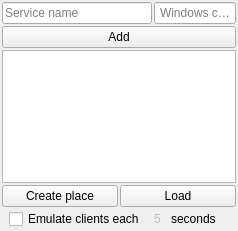
Above: Python/VirtualQueue/gui/Constructor.ui from Kamikoto-sama/Kamis-Code before the change. Below: the same form after it.
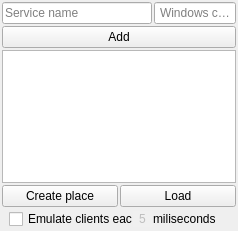
That is the form after the change.

The edit to the form file:
```diff
--- a/Python/VirtualQueue/gui/Constructor.ui
+++ b/Python/VirtualQueue/gui/Constructor.ui
@@ -159,10 +159,10 @@
         </property>
        </widget>
       </item>
-      <item alignment="Qt::AlignHCenter">
+      <item>
        <widget class="QLabel" name="label">
         <property name="text">
-         <string>seconds</string>
+         <string>miliseconds</string>
         </property>
        </widget>
       </item>
```
